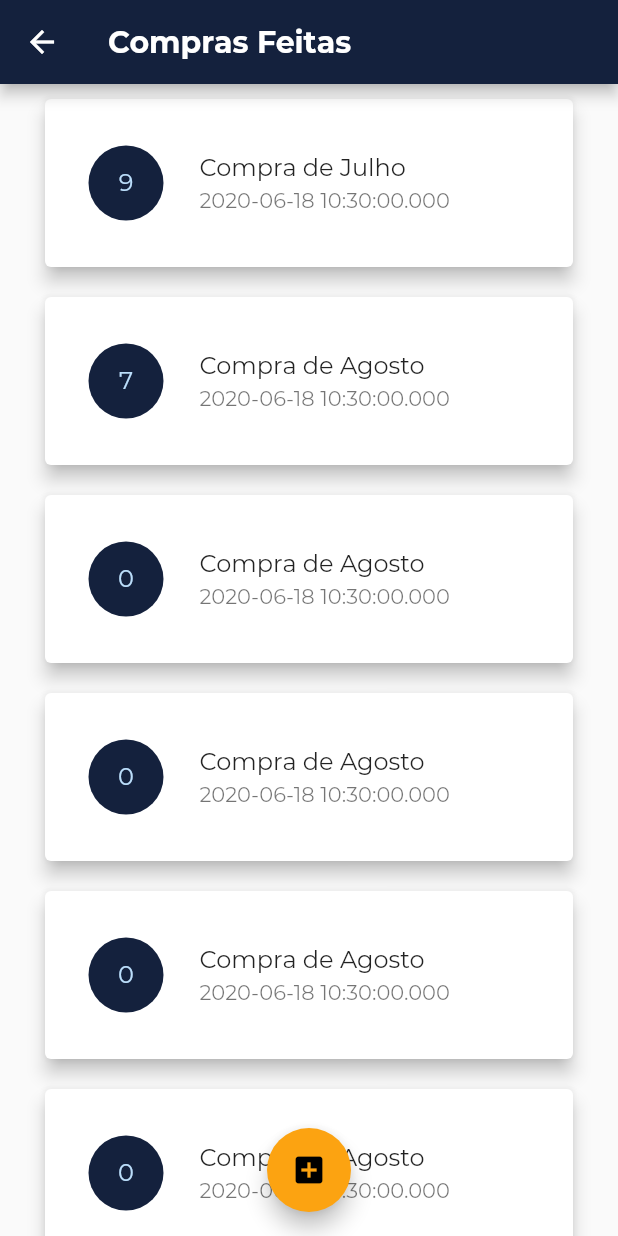
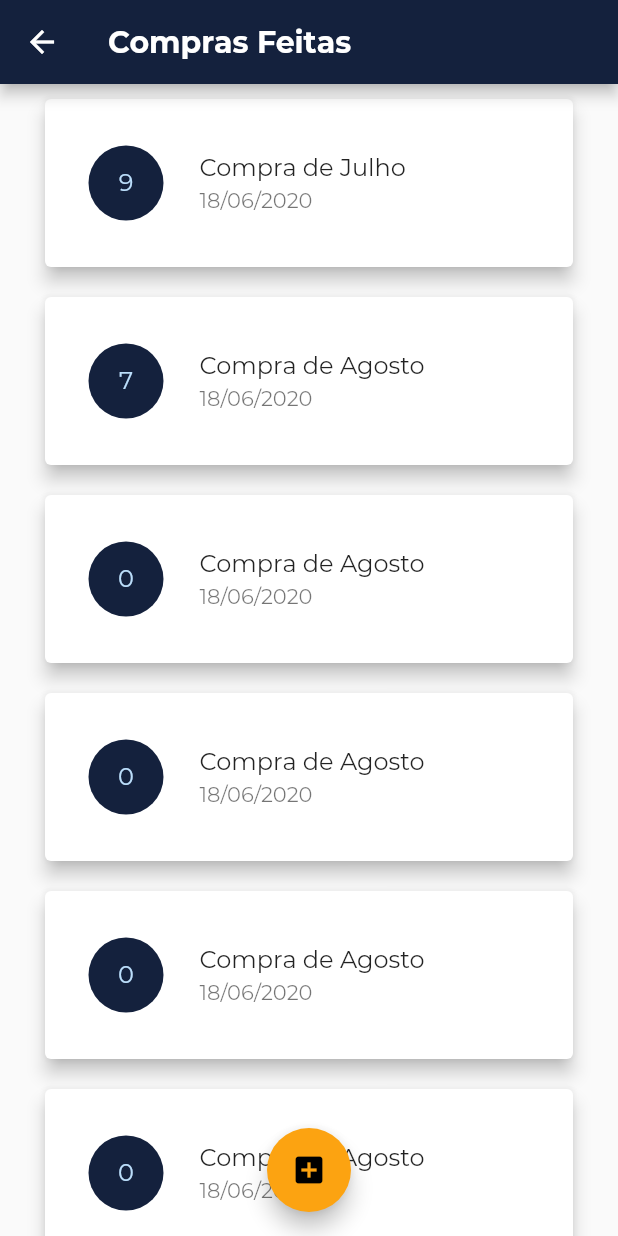
Before and after one commit to owarleysouza/S-Compras, a Flutter app: the Compras screen opened by its route, on a phone screen of 412 x 824 dp. Run offline on Flutter 3.47's test engine with Material 2 defaults, Android fonts, the phone set to English and light mode, and no system bars.

Commit message:
formatada data que eh mostrada na tela de compras feitas

```diff
--- a/lib/views/compraTemplate.dart
+++ b/lib/views/compraTemplate.dart
@@ -1,4 +1,5 @@
 import 'package:flutter/material.dart';
+import 'package:intl/intl.dart';
 import 'package:minhas_compras/models/produto.dart';
 import 'package:minhas_compras/views/produtos.dart';
 
@@ -35,7 +36,7 @@ class CompraTemplate extends StatelessWidget {
               ),
             ),
             title: Text(nome),
-            subtitle: Text(data.toString()),
+            subtitle: Text((DateFormat('dd/MM/y').format(data))),
           ),
         ),
       ),
```
